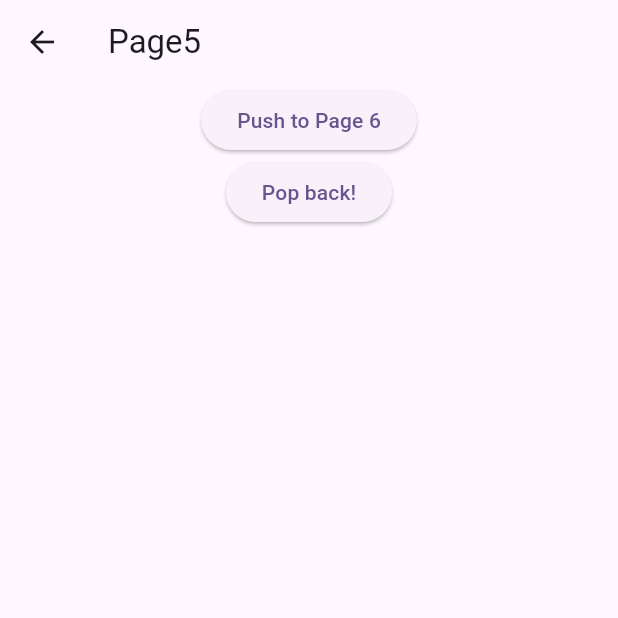
After one commit to anhnt224/flutter_course_23, a Flutter app: the screen it shows after launch, after a tap on "Push to Page 5", on a phone screen of 412 x 824 dp, the top half of it. The commit adds this screen. Run offline on Flutter 3.47's test engine with Material 3 defaults, Android fonts, the phone set to English and light mode, and no system bars.

Commit message:
Add named routes for navigation

```diff
--- a/lib/main.dart
+++ b/lib/main.dart
@@ -1,14 +1,7 @@
 import 'package:flutter/material.dart';
-import 'package:flutter_course_23/modules/buoi_3/row_colum.dart' as a;
-import 'package:flutter_course_23/modules/buoi_3/stack_demo.dart';
-import 'package:flutter_course_23/modules/buoi_3/wrap.dart';
-import 'package:flutter_course_23/modules/lession_5/demo_1.dart';
-import 'package:flutter_course_23/modules/lesson_4/button_demo.dart';
-import 'package:flutter_course_23/modules/lesson_4/product_info_screen.dart';
-import 'package:flutter_course_23/modules/lesson_4/rich_text_demo.dart';
-import 'package:flutter_course_23/modules/lesson_4/text_demo.dart';
 
 import 'modules/lession_5/navigator.dart';
+import 'modules/lession_5/navigator_named.dart';
 import 'modules/lesson_4/image_demo.dart';
 
 void main() {
@@ -42,7 +35,14 @@ class MyApp extends StatelessWidget {
         colorScheme: ColorScheme.fromSeed(seedColor: Colors.deepPurple),
         useMaterial3: true,
       ),
-      home: const Page1(),
+      routes: {
+        '/page1': (context) => const Page1(),
+        '/page2': (context) => const Page2(),
+        '/page3': (context) => const Page3(),
+        '/': (context) => const Page4(),
+        '/page5': (context) => const Page5(),
+        '/page6': (context) => const Page6(),
+      },
     );
   }
 }
--- /dev/null
+++ b/lib/modules/lession_5/navigator_named.dart
@@ -0,0 +1,74 @@
+import 'package:flutter/material.dart';
+
+class Page4 extends StatelessWidget {
+  const Page4({super.key});
+
+  @override
+  Widget build(BuildContext context) {
+    return Scaffold(
+      appBar: AppBar(
+        title: const Text("Page4"),
+      ),
+      body: Center(
+        child: ElevatedButton(
+          onPressed: () {
+            Navigator.pushNamed(context, '/page5');
+          },
+          child: const Text('Push to Page 5'),
+        ),
+      ),
+    );
+  }
+}
+
+class Page5 extends StatelessWidget {
+  const Page5({super.key});
+
+  @override
+  Widget build(BuildContext context) {
+    return Scaffold(
+      appBar: AppBar(
+        title: const Text("Page5"),
+      ),
+      body: Center(
+        child: Column(
+          children: [
+            ElevatedButton(
+              onPressed: () {
+                Navigator.pushNamed(context, '/page6');
+              },
+              child: const Text('Push to Page 6'),
+            ),
+            ElevatedButton(
+              onPressed: () {
+                Navigator.pop(context);
+              },
+              child: const Text('Pop back!'),
+            ),
+          ],
+        ),
+      ),
+    );
+  }
+}
+
+class Page6 extends StatelessWidget {
+  const Page6({super.key});
+
+  @override
+  Widget build(BuildContext context) {
+    return Scaffold(
+      appBar: AppBar(
+        title: const Text("Page6"),
+      ),
+      body: Center(
+        child: ElevatedButton(
+          onPressed: () {
+            Navigator.pop(context);
+          },
+          child: const Text('Pop back!'),
+        ),
+      ),
+    );
+  }
+}
```
